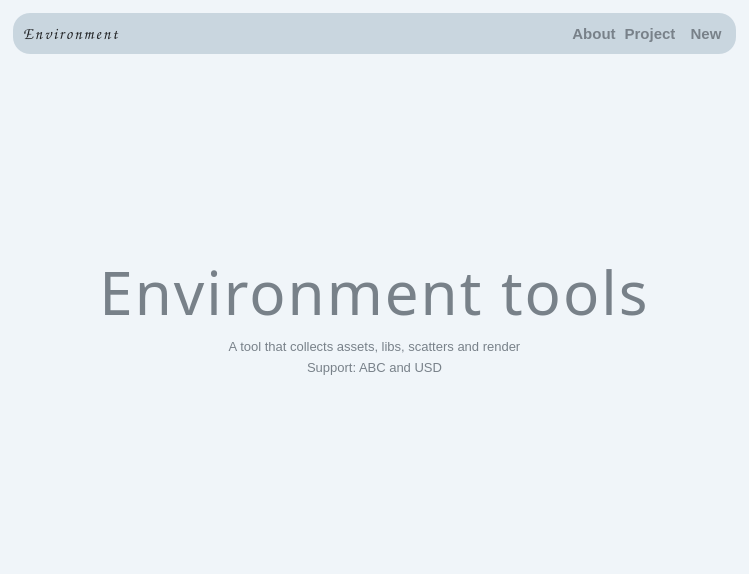
The window that src/ns_Envlt/ui/Envlt.ui (KevinShuo/Envlt) describes before a commit, drawn with Qt 5.
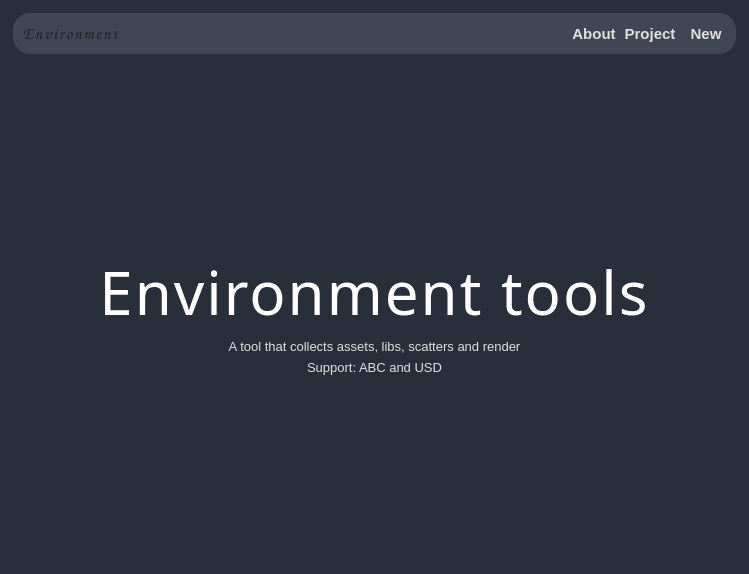
The same window after the commit.

What changed in the file:
```diff
--- a/src/ns_Envlt/ui/Envlt.ui
+++ b/src/ns_Envlt/ui/Envlt.ui
@@ -21,7 +21,7 @@
   </property>
   <property name="styleSheet">
    <string notr="true">QWidget#mainWindows{
-	background-color:#F0F5F9;
+	background-color:#292e3b;
 }
 
 QStackedWidget#about{
@@ -49,7 +49,7 @@
      </property>
      <property name="styleSheet">
       <string notr="true">QFrame#Head{
-	background-color:#C9D6DF;
+	background-color:#414654;
 	border-radius:17px;
 }
 QFrame#Head QLabel#title{
@@ -63,7 +63,7 @@
 }
 
 QFrame#Head QPushButton#new_button,QFrame#Head QPushButton#about_button,QFrame#Head QPushButton#project{
-	color:#788189;
+	color:#e0e0e0;
 	background-color:transparent;
 	font-size:15px;
 	font-weight:bold;
@@ -230,7 +230,7 @@
         <widget class="QWidget" name="about">
          <property name="styleSheet">
           <string notr="true">QLabel#main_title{
-	color:#788189;
+	color: qlineargradient(spread:pad, x1:1, y1:0, x2:1, y2:1, stop:0.21501 rgba(224, 224, 224, 255), stop:1 rgba(255, 255, 255, 255));
 	font-size:60px;
 	font-family:Impact;
 	letter-spacing:2px;
@@ -241,7 +241,7 @@
 }
 
 QLabel#subtitle,QLabel#subtitle_2{
-	color:#788189;
+	color:#e0e0e0;
 	font-family:Segoe UI;
 	font-size:13px;
 }
```
Left out of the diff: 10 changed lines with no effect on the pictures.
